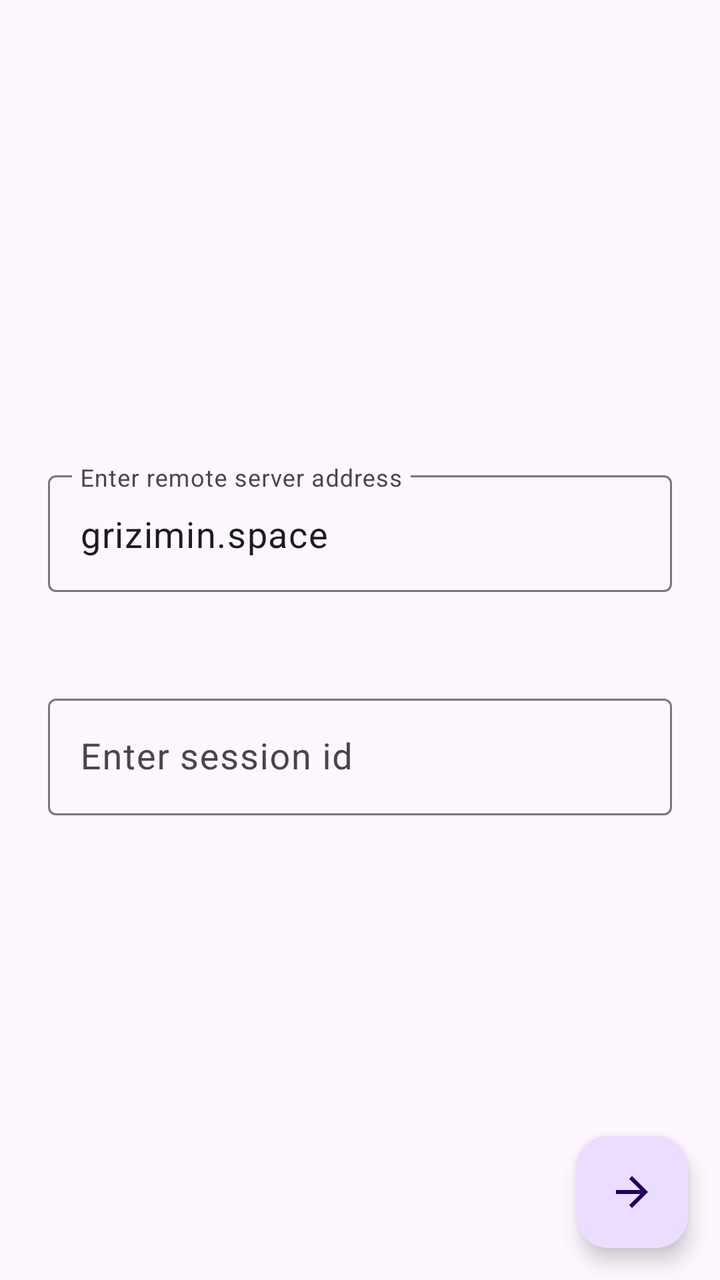
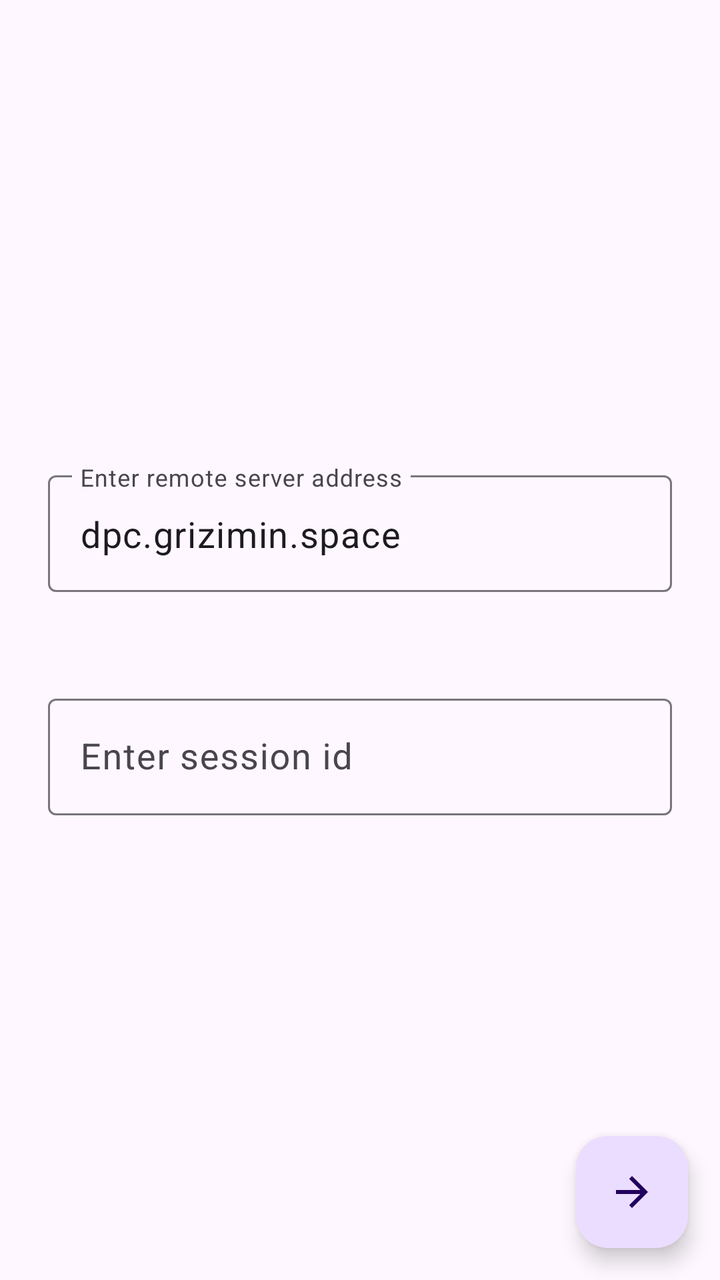

The first picture is an Android layout as it rendered before a commit; the second is the same layout after the commit. The layout source and the unified diff follow.
<!-- AndroidManifest.xml: application theme Theme.DPC -->
<!-- res/layout/activity_remote_host_connection.xml -->
<?xml version="1.0" encoding="utf-8"?>
<androidx.constraintlayout.widget.ConstraintLayout xmlns:android="http://schemas.android.com/apk/res/android"
    xmlns:app="http://schemas.android.com/apk/res-auto"
    xmlns:tools="http://schemas.android.com/tools"
    android:id="@+id/main"
    android:layout_width="match_parent"
    android:layout_height="match_parent"
    tools:context=".RemoteHostConnectionActivity">

    <com.google.android.material.appbar.MaterialToolbar
        android:id="@+id/toolbar"
        android:layout_width="match_parent"
        android:layout_height="wrap_content"
        app:layout_constraintTop_toTopOf="parent"/>

    <com.google.android.material.textfield.TextInputLayout
        android:id="@+id/hostInputLayout"
        android:layout_width="match_parent"
        android:layout_height="wrap_content"
        android:padding="24dp"
        android:paddingBottom="39dp"
        app:boxBackgroundMode="outline"
        app:layout_constraintTop_toTopOf="parent"
        app:layout_constraintBottom_toTopOf="@id/sessionInputLayout"
        app:layout_constraintVertical_chainStyle="packed">

        <com.google.android.material.textfield.TextInputEditText
            android:id="@+id/hostInput"
            android:layout_width="match_parent"
            android:layout_height="match_parent"
            android:hint="Enter remote server address"
            android:singleLine="true"
            android:text="grizimin.space"
            android:textSize="18sp" />
    </com.google.android.material.textfield.TextInputLayout>

    <com.google.android.material.textfield.TextInputLayout
        android:id="@+id/sessionInputLayout"
        android:layout_width="match_parent"
        android:layout_height="wrap_content"
        android:padding="24dp"
        android:paddingBottom="39dp"
        app:boxBackgroundMode="outline"
        app:layout_constraintTop_toBottomOf="@+id/hostInputLayout"
        app:layout_constraintBottom_toBottomOf="parent"
        app:layout_constraintVertical_chainStyle="packed">

        <com.google.android.material.textfield.TextInputEditText
            android:id="@+id/sessionInput"
            android:layout_width="match_parent"
            android:layout_height="match_parent"
            android:hint="Enter session id"
            android:textSize="18sp"
            android:singleLine="true" />
    </com.google.android.material.textfield.TextInputLayout>

    <com.google.android.material.floatingactionbutton.FloatingActionButton
        android:id="@+id/nextFab"
        android:layout_width="wrap_content"
        android:layout_height="wrap_content"
        android:layout_marginEnd="@dimen/fab_margin"
        android:layout_marginBottom="16dp"
        app:fabSize="normal"
        app:layout_constraintBottom_toBottomOf="parent"
        app:layout_constraintEnd_toEndOf="parent"
        app:srcCompat="@drawable/baseline_arrow_forward_24" />

</androidx.constraintlayout.widget.ConstraintLayout>
<!-- resources referenced by this layout -->
<resources>
  <dimen name="fab_margin">16dp</dimen>
  <!-- drawable baseline_arrow_forward_24 (drawable) -->
  <vector xmlns:android="http://schemas.android.com/apk/res/android" android:autoMirrored="true" android:height="24dp" android:tint="#000000" android:viewportHeight="24" android:viewportWidth="24" android:width="24dp">
        
      <path android:fillColor="@android:color/white" android:pathData="M12,4l-1.41,1.41L16.17,11H4v2h12.17l-5.58,5.59L12,20l8,-8z"/>
      
  </vector>
  <style name="Theme.DPC" parent="Base.Theme.DPC" />
  <style name="Base.Theme.DPC" parent="Theme.Material3.DayNight.NoActionBar">
          
          
      </style>
</resources>

<!-- the commit's change to res/layout/activity_remote_host_connection.xml (unified diff, before → after) -->
@@ -28,9 +28,9 @@
             android:id="@+id/hostInput"
             android:layout_width="match_parent"
             android:layout_height="match_parent"
-            android:hint="Enter remote server address"
+            android:hint="@string/enter_remote_server_address"
             android:singleLine="true"
-            android:text="grizimin.space"
+            android:text="@string/default_remote_server"
             android:textSize="18sp" />
     </com.google.android.material.textfield.TextInputLayout>
 
@@ -49,7 +49,7 @@
             android:id="@+id/sessionInput"
             android:layout_width="match_parent"
             android:layout_height="match_parent"
-            android:hint="Enter session id"
+            android:hint="@string/enter_session_id"
             android:textSize="18sp"
             android:singleLine="true" />
     </com.google.android.material.textfield.TextInputLayout>
<!-- resource entries referenced after the edit -->
@@ -7,6 +7,9 @@
       <path android:fillColor="@android:color/white" android:pathData="M12,4l-1.41,1.41L16.17,11H4v2h12.17l-5.58,5.59L12,20l8,-8z"/>
       
   </vector>
+  <string name="default_remote_server">dpc.grizimin.space</string>
+  <string name="enter_remote_server_address">Enter remote server address</string>
+  <string name="enter_session_id">Enter session id</string>
   <style name="Theme.DPC" parent="Base.Theme.DPC" />
   <style name="Base.Theme.DPC" parent="Theme.Material3.DayNight.NoActionBar">
           
